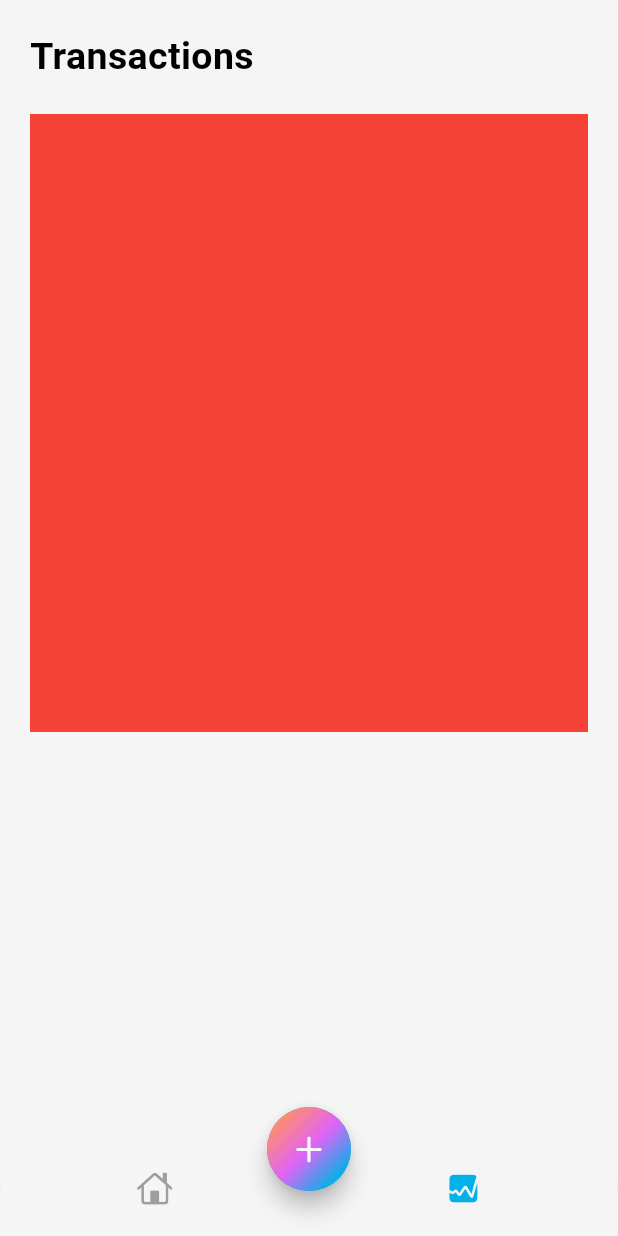
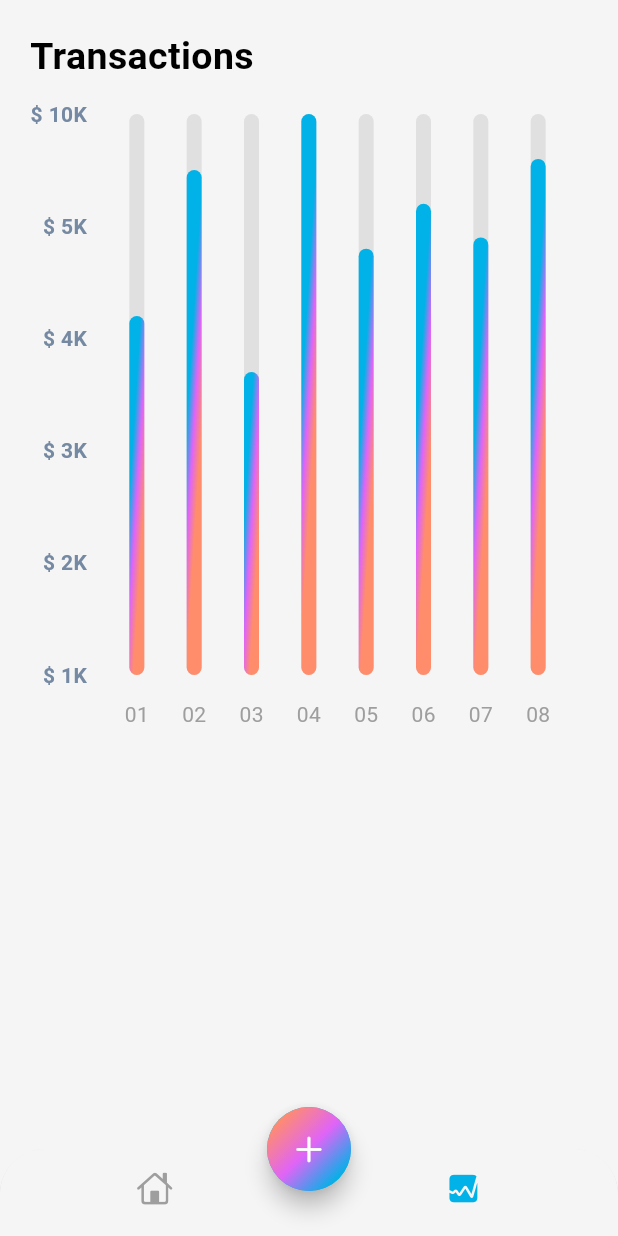
Before and after one commit to paulohernandez/ExpenseTracker-, a Flutter app: the screen it shows after launch, item 2 of the bottom bar chosen, on a phone screen of 412 x 824 dp. Run offline on Flutter 3.47's test engine with Material 3 defaults, Android fonts, the light colour scheme and no system bars; drawn by our look-alikes of fl_chart; our stand-ins replace bloc, equatable, flutter_bloc, font_awesome_flutter; generated files the repository leaves out were written again.

Commit message:
feat: added transaction widget graph

```diff
--- /dev/null
+++ b/lib/features/transactions/presentation/widgets/components/chart.dart
@@ -0,0 +1,139 @@
+import 'dart:math';
+
+import 'package:fl_chart/fl_chart.dart';
+import 'package:flutter/material.dart';
+
+class Chart extends StatefulWidget {
+  const Chart({super.key});
+
+  @override
+  State<Chart> createState() => _ChartState();
+}
+
+class _ChartState extends State<Chart> {
+  @override
+  Widget build(BuildContext context) {
+    return BarChart(mainBarData());
+  }
+
+  BarChartData mainBarData() {
+    return BarChartData(
+      titlesData: FlTitlesData(
+        rightTitles: const AxisTitles(),
+        leftTitles: AxisTitles(
+          sideTitles: SideTitles(
+            showTitles: true,
+            reservedSize: 38,
+            getTitlesWidget: leftTiles,
+          ),
+        ),
+        topTitles: const AxisTitles(),
+        bottomTitles: AxisTitles(
+          sideTitles: SideTitles(
+            showTitles: true,
+            reservedSize: 38,
+            getTitlesWidget: bottomTiles,
+          ),
+        ),
+      ),
+      borderData: FlBorderData(show: false),
+      gridData: const FlGridData(show: false),
+      barGroups: groupData(),
+    );
+  }
+
+  BarChartGroupData singleData(int x, double y) {
+    return BarChartGroupData(
+      x: x,
+      barRods: [
+        BarChartRodData(
+          toY: y,
+          width: 10,
+          gradient: LinearGradient(
+            colors: [
+              Theme.of(context).colorScheme.primary,
+              Theme.of(context).colorScheme.secondary,
+              Theme.of(context).colorScheme.tertiary,
+            ],
+            transform: const GradientRotation(pi / 50),
+          ),
+          backDrawRodData: BackgroundBarChartRodData(
+            show: true,
+            toY: 5,
+            color: Colors.grey.shade300,
+          ),
+        ),
+      ],
+    );
+  }
+
+  List<BarChartGroupData> groupData() => List.generate(8, (i) {
+        switch (i) {
+          case 0:
+            return singleData(0, 3.2);
+          case 1:
+            return singleData(1, 4.5);
+          case 2:
+            return singleData(2, 2.7);
+          case 3:
+            return singleData(3, 5);
+          case 4:
+            return singleData(4, 3.8);
+          case 5:
+            return singleData(5, 4.2);
+          case 6:
+            return singleData(6, 3.9);
+          case 7:
+            return singleData(7, 4.6);
+          default:
+            return throw Error();
+        }
+      });
+
+  Widget bottomTiles(double value, TitleMeta meta) {
+    final titles = <String>['01', '02', '03', '04', '05', '06', '07', '08'];
+
+    final Widget text = Text(
+      titles[value.toInt()],
+      style: TextStyle(
+        color: Theme.of(context).colorScheme.outline,
+        fontSize: 14,
+      ),
+    );
+
+    return SideTitleWidget(
+      axisSide: meta.axisSide,
+      space: 16,
+      child: text,
+    );
+  }
+
+  Widget leftTiles(double value, TitleMeta meta) {
+    const style = TextStyle(
+      color: Color(0xff7589a2),
+      fontWeight: FontWeight.bold,
+      fontSize: 14,
+    );
+    String text;
+    if (value == 0) {
+      text = r'$ 1K';
+    } else if (value == 1) {
+      text = r'$ 2K';
+    } else if (value == 2) {
+      text = r'$ 3K';
+    } else if (value == 3) {
+      text = r'$ 4K';
+    } else if (value == 4) {
+      text = r'$ 5K';
+    } else if (value == 5) {
+      text = r'$ 10K';
+    } else {
+      return Container();
+    }
+    return SideTitleWidget(
+      axisSide: meta.axisSide,
+      space: 0,
+      child: Text(text, style: style),
+    );
+  }
+}
--- a/lib/features/transactions/presentation/widgets/transactions_widget.dart
+++ b/lib/features/transactions/presentation/widgets/transactions_widget.dart
@@ -1,3 +1,5 @@
+import 'package:expense_tracker/features/transactions/presentation/widgets/components/chart.dart';
+import 'package:fl_chart/fl_chart.dart';
 import 'package:flutter/material.dart';
 
 class TransactionsWidget extends StatelessWidget {
@@ -24,11 +26,11 @@ class TransactionsWidget extends StatelessWidget {
               ],
             ),
             const SizedBox(height: 20,),
-            Container(
+            SizedBox(
               width: MediaQuery.of(context).size.width,
               height: MediaQuery.of(context).size.width,
-              color: Colors.red,
-            )
+              child:Chart(),
+            ),
           ],
         ),
       ),
--- a/pubspec.yaml
+++ b/pubspec.yaml
@@ -10,6 +10,7 @@ dependencies:
   bloc: ^8.1.4
   cupertino_icons: 1.0.8
   equatable: 2.0.5
+  fl_chart: ^0.68.0
   flutter:
     sdk: flutter
   flutter_bloc: ^8.1.6
```
Also changed, not shown: pubspec.lock.
